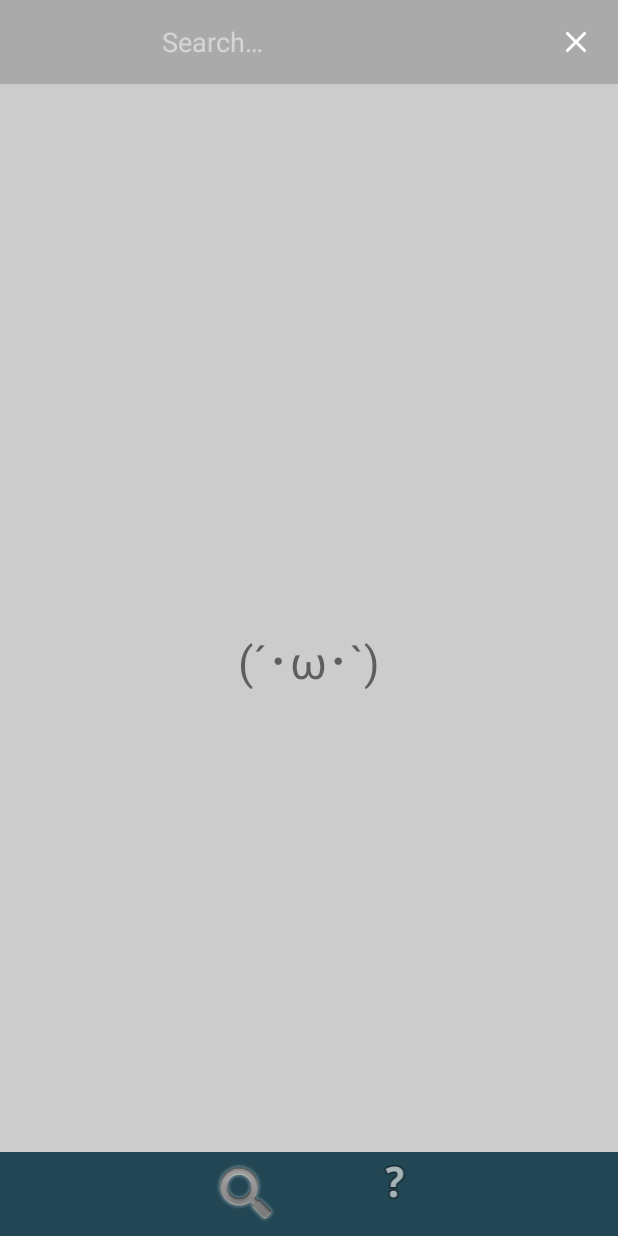
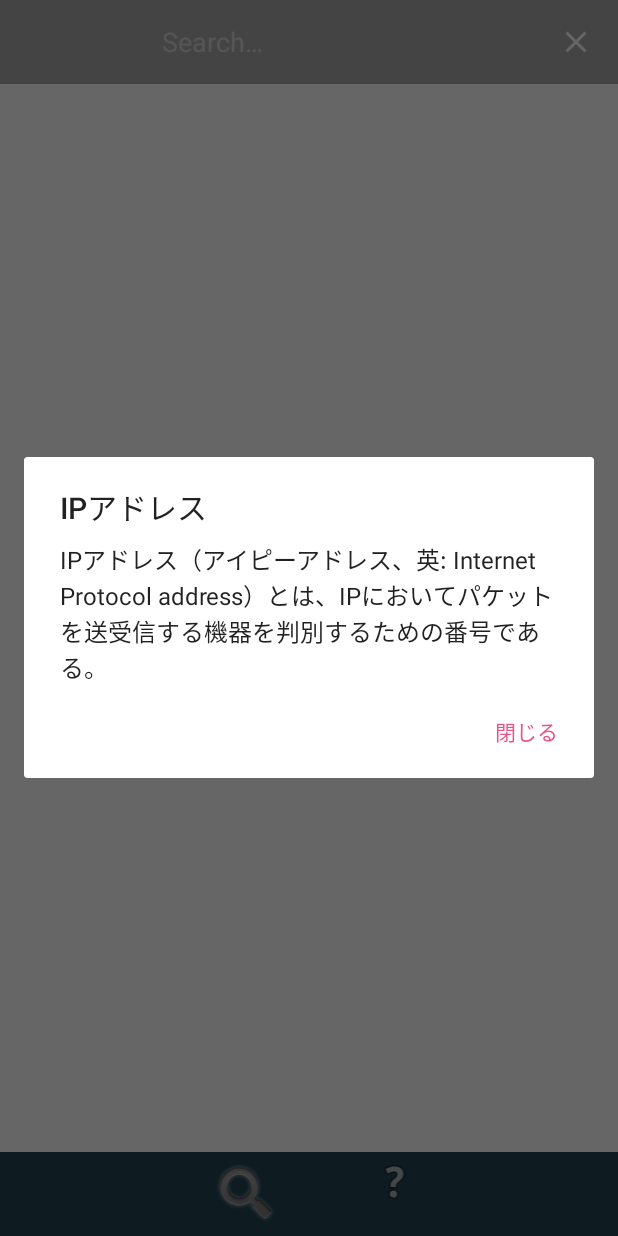
Before and after one commit to URADESU/Sample, an Android app: the fragment SearchResultFragment placed in its activity, after a tap on an icon or button, on a phone screen of 412 x 824 dp. Run offline under Robolectric (Android 15) with nearby library versions, the phone set to English and light mode, and no system bars; 1 statement that could not run was skipped; 1 other tap on this screen came first.

Commit message:
いろいろ変更 pull前、念のためバックアップ取っといてください

```diff
--- a/app/src/main/java/com/example/user/sample/Fragment1.java
+++ b/app/src/main/java/com/example/user/sample/Fragment1.java
@@ -12,10 +12,22 @@ import android.widget.AdapterView;
 import android.widget.ListView;
 
 import java.util.ArrayList;
+import java.util.Objects;
 
 import static com.example.user.sample.R.id.listView;
 
 public class Fragment1 extends Fragment {
+
+/*----------宣言部----------*/
+
+    private OnClickItemListener onClickItemListener;
+
+/*----------宣言部/----------*/
+
+    interface OnClickItemListener{
+        //リスナーに押下されたリストの番号を渡すメソッド
+        void setItemNum(int num);
+    }
 
 
     @Override
@@ -29,6 +41,10 @@ public class Fragment1 extends Fragment {
     public void onViewCreated(View view, @Nullable Bundle savedInstanceState) {
         super.onViewCreated(view, savedInstanceState);
 
+
+        Bundle bundle = getArguments();
+
+        onClickItemListener = (OnClickItemListener) bundle.getSerializable("Activity");
 
         //リストアイテムのラベルを格納する ArrayListをインスタンス化
         final ArrayList<String>labelList = new ArrayList<>();
@@ -55,6 +71,7 @@ public class Fragment1 extends Fragment {
             @Override
             public void onItemClick(AdapterView<?> parent, View view, int position, long id) {
 
+                onClickItemListener.setItemNum(position);
                 Fragment3 fg3 = new Fragment3();
                 Bundle bundle = new Bundle();
                 bundle.putInt("selected", position);
--- a/app/src/main/java/com/example/user/sample/MainActivity.java
+++ b/app/src/main/java/com/example/user/sample/MainActivity.java
@@ -1,6 +1,8 @@
 package com.example.user.sample;
 
 import android.content.Context;
+import android.content.DialogInterface;
+import android.graphics.drawable.Drawable;
 import android.os.Bundle;
 import android.support.constraint.ConstraintLayout;
 import android.support.v4.app.Fragment;
@@ -8,6 +10,7 @@ import android.support.v4.app.FragmentActivity;
 import android.support.v4.app.FragmentManager;
 import android.support.v4.app.FragmentTransaction;
 import android.support.v4.view.ViewPager;
+import android.support.v7.app.AlertDialog;
 import android.support.v7.widget.SearchView;
 import android.support.v7.widget.Toolbar;
 import android.util.Log;
@@ -15,14 +18,16 @@ import android.view.MotionEvent;
 import android.view.View;
 import android.view.inputmethod.InputMethodManager;
 import android.widget.ImageView;
+import android.widget.LinearLayout;
 
+import java.io.Serializable;
 import java.util.ArrayList;
 import java.util.List;
 
 import static android.util.Log.d;
 import static android.view.View.GONE;
 
-public class MainActivity extends FragmentActivity {
+public class MainActivity extends FragmentActivity implements Fragment1.OnClickItemListener, Serializable{
 
     //ページの数だけ右左に画面
     private ViewPager viewPager;
@@ -58,8 +63,13 @@ public class MainActivity extends FragmentActivity {
     protected void onCreate(Bundle savedInstanceState) {
         super.onCreate(savedInstanceState);
         setContentView(R.layout.activity_main);
-        //MainActivityの始まり確認のためのlog
-        d("MainActivity","MainActivity始まり");
+
+        Bundle bundle = new Bundle();
+
+        bundle.putSerializable("Activity",this);
+
+        frg1.setArguments(bundle);
+
         viewPager = (ViewPager) findViewById(R.id.pager);
 
         //ViewPagerにアダプターをセット
@@ -70,15 +80,30 @@ public class MainActivity extends FragmentActivity {
         wiki.setOnClickListener(new View.OnClickListener(){
 
             public void onClick(View view){
+
+
+                //wikiダイアログ表示処理
+                AlertDialog.Builder builder = new AlertDialog.Builder(MainActivity.this);
+                builder
+                        .setTitle("IPアドレス")
+                        .setMessage("IPアドレス（アイピーアドレス、英: Internet Protocol address）とは、IPにおいてパケットを送受信する機器を判別するための番号である。")
+                        .setPositiveButton("閉じる", new DialogInterface.OnClickListener() {
+                            public void onClick(DialogInterface dialog, int id) {
+// ボタンをクリックしたときの動作
+                            }
+                        });
+                builder.show();
+
+
                 //押下時の処理
-                Fragment4 fragment4 = new Fragment4();
-                /* wikiボタン押下時、クリック不可にする。 */
-                wiki.setClickable(false);
-                FragmentManager fragmentManager = getSupportFragmentManager();
-                FragmentTransaction transaction = fragmentManager.beginTransaction();
-                transaction.replace(R.id.contents3,fragment4 );
-                transaction.addToBackStack(null);
-                transaction.commit();
+//                Fragment4 fragment4 = new Fragment4();
+//                /* wikiボタン押下時、クリック不可にする。 */
+//                wiki.setClickable(false);
+//                FragmentManager fragmentManager = getSupportFragmentManager();
+//                FragmentTransaction transaction = fragmentManager.beginTransaction();
+//                transaction.replace(R.id.contents3,fragment4 );
+//                transaction.addToBackStack(null);
+//                transaction.commit();
             }
         });
 
@@ -137,7 +162,7 @@ public class MainActivity extends FragmentActivity {
                     srf.setArguments(bundle);
                     FragmentManager fragmentManager = getSupportFragmentManager();
                     FragmentTransaction transaction = fragmentManager.beginTransaction();
-                    transaction.replace(R.id.main_fragment, srf).addToBackStack(null).commit();
+                    transaction.replace(R.id.contents3, srf).addToBackStack(null).commit();
                 }
 
                 return true;
@@ -233,4 +258,10 @@ public class MainActivity extends FragmentActivity {
         }
     }
 
+    @Override
+    public void setItemNum(int num){
+        int hoge = num;
+        Log.d("setItem= ",""+hoge);
+    }
+
 }
--- a/app/src/main/java/com/example/user/sample/SearchResultFragment.java
+++ b/app/src/main/java/com/example/user/sample/SearchResultFragment.java
@@ -76,7 +76,7 @@ public class SearchResultFragment extends Fragment {
                 FragmentManager fragmentManager = getActivity().getSupportFragmentManager();
                 FragmentTransaction transaction = fragmentManager.beginTransaction();
 
-                transaction.replace(R.id.main_fragment, fg3).addToBackStack(null).commit();
+                transaction.replace(R.id.contents3, fg3).addToBackStack(null).commit();
             }
         });
 
```
